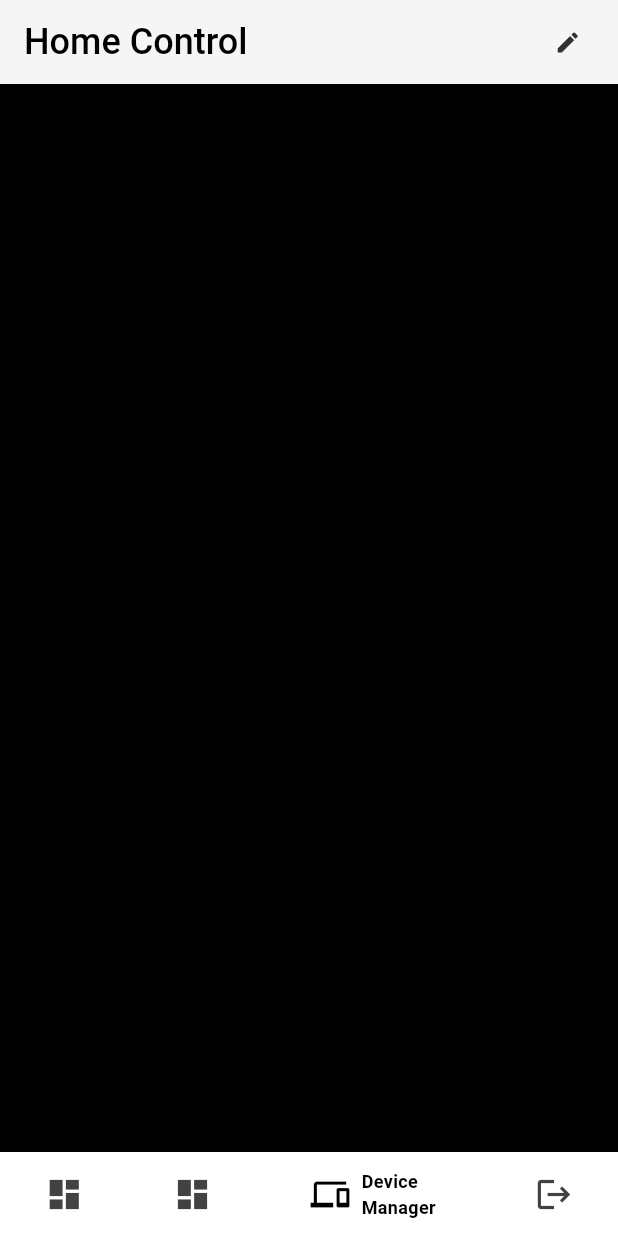
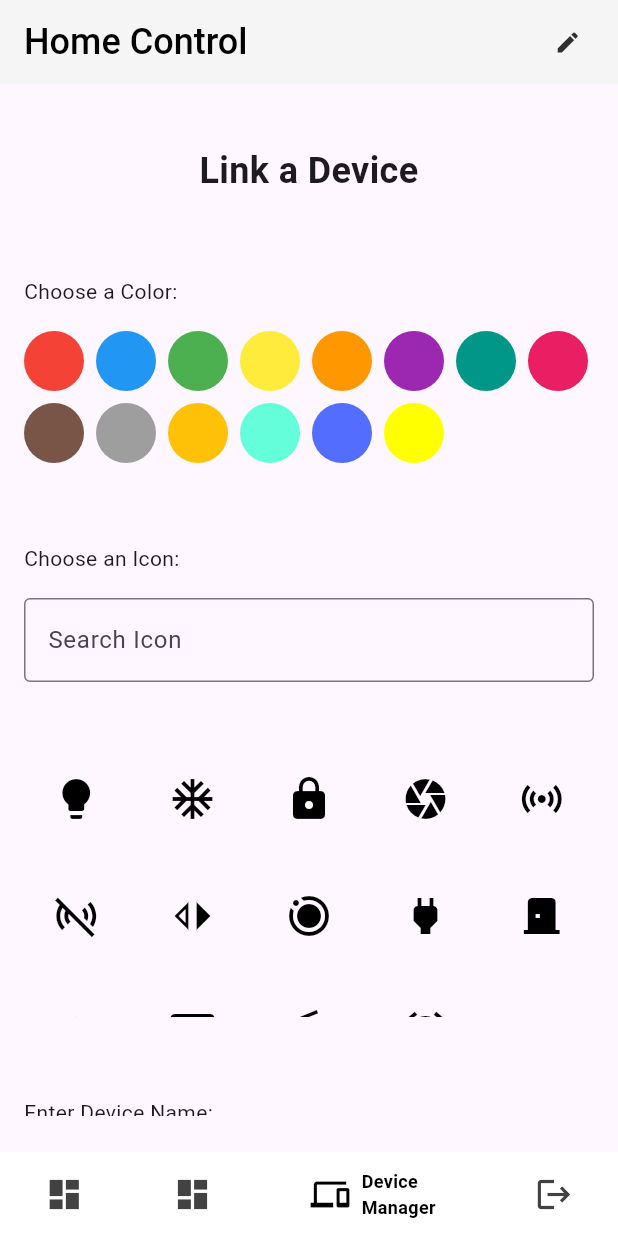
Before and after one commit to DawoudTormos/Home_Control_System, a Flutter app: the screen it shows after launch, item 3 of the bottom bar chosen, on a phone screen of 412 x 824 dp. Run offline on Flutter 3.47's test engine with Material 3 defaults, Android fonts, the phone set to English and light mode, and no system bars; drawn by our look-alikes of persistent_bottom_nav_bar; our stand-ins replace speech_to_text.

Commit message:
Adding "addd_device" page for linking devices to user account.

```diff
--- /dev/null
+++ b/Frontend_Development/lib/pages/add_device.dart
@@ -0,0 +1,236 @@
+import 'package:edittable_grid_flutter/pages/add_devices_sub_pages/components/icons.dart';
+import 'package:flutter/material.dart';
+
+class DeviceLinkNavigator extends StatelessWidget {
+  @override
+  Widget build(BuildContext context) {
+    return MaterialApp(
+      debugShowCheckedModeBanner: false, // Remove the debug flag
+      home: DeviceLinkPage(),
+      routes: {
+        '/linkDevice': (context) => DeviceLinkPage(),
+        // Add more routes as you create other pages
+      },
+    );
+  }
+}
+
+class DeviceLinkPage extends StatefulWidget {
+  @override
+  _DeviceLinkPageState createState() => _DeviceLinkPageState();
+}
+
+class _DeviceLinkPageState extends State<DeviceLinkPage> {
+  final List<Color> colors = [
+    Colors.red,
+    Colors.blue,
+    Colors.green,
+    Colors.yellow,
+    Colors.orange,
+    Colors.purple,
+    Colors.teal,
+    Colors.pink,
+    Colors.brown,
+    Colors.grey,
+    Colors.amber,
+    Colors.tealAccent,
+    Colors.indigoAccent,
+    Colors.yellowAccent,
+  ];
+
+  final List<String> subTypes = [
+    "sensor-power",
+    "sensor-temp",
+    "sensor-motion",
+    "switch-onoff",
+    "switch-dimmer",
+    "camera"
+    // Sub-type can be nullable
+  ];
+
+  Color? selectedColor;
+  IconData? selectedIcon;
+  String? selectedSubType;
+  String deviceName = "";
+
+  String iconSearchQuery = "";
+
+  @override
+  Widget build(BuildContext context) {
+
+        //final double screenWidth = MediaQuery.of(context).size.height;
+
+    if (icons.length != iconsNames.length) {
+      print(icons.length);
+      print(iconsNames.length);
+      throw Exception('This is an error message about icons.length ! = iconsNames.length');
+    }
+    int index = -1, resultCount = 0;
+    final filteredIcons = icons.where((icon) {
+      index++;
+       if(iconsNames[index].toString().toLowerCase().contains(iconSearchQuery.toLowerCase())) resultCount ++ ;
+      //print(resultCount);
+      return (iconSearchQuery.isEmpty
+            || iconsNames[index].toString().toLowerCase().contains(iconSearchQuery.toLowerCase())
+            && resultCount< 100
+          );
+    }).toList();
+
+    print(filteredIcons.length);
+
+    return Scaffold(
+      body: Padding(
+        padding: const EdgeInsets.symmetric(vertical: 24.0, horizontal: 16.0), // Increased vertical padding
+        child: Center(
+          child: SingleChildScrollView(
+
+            child: Container(
+              height: 1000,
+              child: Column(
+                crossAxisAlignment: CrossAxisAlignment.stretch,
+                mainAxisAlignment: MainAxisAlignment.spaceEvenly,
+                children: [
+                  // Page title as text
+                  const Text(
+                    "Link a Device",
+                    style: TextStyle(
+                      fontSize: 24,
+                      fontWeight: FontWeight.bold,
+                    ),
+                    textAlign: TextAlign.center,
+                  ),
+                  const SizedBox(height: 20),
+
+                  // Color Picker
+                  const Text("Choose a Color:"),
+                  Wrap(
+                    spacing: 8.0,
+                    runSpacing: 8.0,
+                    children: colors.map((color) {
+                      return GestureDetector(
+                        onTap: () => setState(() => selectedColor = color),
+                        child: Container(
+                          width: 40,
+                          height: 40,
+                          decoration: BoxDecoration(
+                            color: color,
+                            shape: BoxShape.circle,
+                            border: Border.all(
+                              color: selectedColor == color
+                                  ? Colors.black
+                                  : Colors.transparent,
+                              width: 2.0,
+                            ),
+                          ),
+                        ),
+                      );
+                    }).toList(),
+                  ),
+                  const SizedBox(height: 20),
+
+                  // Icon Picker with Search
+                  const Text("Choose an Icon:"),
+                  TextField(
+                    decoration: const InputDecoration(
+                      labelText: "Search Icon",
+                      border: OutlineInputBorder(),
+                    ),
+                    onChanged: (value) {
+                      setState(() => iconSearchQuery = value);
+                    },
+                  ),
+                  const SizedBox(height: 10),
+                  SizedBox(
+                    height: 180,
+                    child: GridView.builder(
+                      gridDelegate: const SliverGridDelegateWithFixedCrossAxisCount(
+                        crossAxisCount: 5,
+                        crossAxisSpacing: 8.0,
+                        mainAxisSpacing: 8.0,
+                      ),
+                      itemCount: filteredIcons.length,
+                      itemBuilder: (context, index) {
+                        final icon = filteredIcons[index];
+                        return GestureDetector(
+                          onTap: () => setState(() => selectedIcon = icon),
+                          child: Icon(
+                            icon,
+                            color: selectedIcon == icon
+                                ? Colors.blue
+                                : Colors.black,
+                            size: 32.0,
+                          ),
+                        );
+                      },
+                    ),
+                  ),
+                  const SizedBox(height: 20),
+
+                  // Device Name
+                  const Text("Enter Device Name:"),
+                  TextField(
+                    decoration: const InputDecoration(
+                      labelText: "Device Name",
+                      border: OutlineInputBorder(),
+                    ),
+                    onChanged: (value) => setState(() => deviceName = value),
+                  ),
+                  const SizedBox(height: 20),
+
+                  // Sub-type Dropdown
+                  const Text("Choose Sub-Type:"),
+                  DropdownButton<String?>(
+                    value: selectedSubType,
+                    hint: const Text("Select Sub-Type"),
+                    isExpanded: true,
+                    items: subTypes.map((subType) {
+                      return DropdownMenuItem(
+                        value: subType,
+                        child: Text(subType ?? "None"),
+                      );
+                    }).toList(),
+                    onChanged: (value) => setState(() => selectedSubType = value),
+                  ),
+                  const SizedBox(height: 20),
+
+                  // Submit Button
+                  ElevatedButton(
+                    style: ElevatedButton.styleFrom(
+                      backgroundColor: Colors.white,
+                      foregroundColor: Colors.grey[850],
+                      elevation: 0,
+                      overlayColor: Colors.transparent,
+                      shadowColor: Colors.transparent,
+                    ),
+                    onPressed: () {
+                      if (selectedColor == null ||
+                          selectedIcon == null ||
+                          deviceName.isEmpty ||
+                          selectedSubType == null) {
+                        ScaffoldMessenger.of(context).showSnackBar(
+                          const SnackBar(
+                            content: Text("Please complete all fields"),
+                          ),
+                        );
+                        return;
+                      }
+
+                      // Handle device linking logic here
+
+                      ScaffoldMessenger.of(context).showSnackBar(
+                        SnackBar(
+                          content: Text("Device $deviceName linked successfully!"),
+                        ),
+                      );
+                    },
+                    child: const Text("Link Device"),
+                  ),
+                ],
+              ),
+            ),
+          ),
+        ),
+      ),
+    );
+  }
+}
--- /dev/null
+++ b/Frontend_Development/lib/pages/add_devices_sub_pages/components/icons.dart
@@ -0,0 +1,392 @@
+
+import 'package:flutter/material.dart';
+
+final List<IconData> icons = [
+  Icons.lightbulb,
+  Icons.ac_unit,
+  Icons.lock,
+  Icons.camera,
+  Icons.sensors,
+  Icons.sensors_off,
+  Icons.switch_left,
+  Icons.motion_photos_on,
+  Icons.power,
+  Icons.door_back_door,
+  Icons.wifi,
+  Icons.tv,
+  Icons.radio,
+  Icons.alarm,
+  Icons.airline_seat_individual_suite,
+  Icons.airport_shuttle,
+  Icons.battery_full,
+  Icons.bluetooth,
+  Icons.bluetooth_audio,
+  Icons.bluetooth_connected,
+  Icons.bluetooth_disabled,
+  Icons.bluetooth_searching,
+  Icons.camera_alt,
+  Icons.camera_front,
+  Icons.cloud,
+  Icons.cloud_done,
+  Icons.cloud_off,
+  Icons.cloud_queue,
+  Icons.control_camera,
+  Icons.device_hub,
+  Icons.devices,
+  Icons.directions_bike,
+  Icons.directions_boat,
+  Icons.directions_car,
+  Icons.directions_railway,
+  Icons.directions_run,
+  Icons.directions_subway,
+  Icons.directions_transit,
+  Icons.directions_walk,
+  Icons.door_front_door,
+  Icons.electric_car,
+  Icons.ev_station,
+  Icons.expand_less,
+  Icons.expand_more,
+  Icons.exposure,
+  Icons.fingerprint,
+  Icons.flash_on,
+  Icons.flashlight_on,
+  Icons.folder_special,
+  Icons.garage,
+  Icons.gesture,
+  Icons.home,
+  Icons.house,
+  Icons.hvac,
+  Icons.insert_drive_file,
+  Icons.laptop,
+  Icons.laptop_mac,
+  Icons.laptop_chromebook,
+  Icons.lock_outline,
+  Icons.lock_open,
+  Icons.location_on,
+  Icons.location_off,
+  Icons.location_searching,
+  Icons.mic,
+  Icons.mic_none,
+  Icons.mic_off,
+  Icons.mobile_friendly,
+  Icons.mobile_screen_share,
+  Icons.monitor,
+  Icons.motion_photos_off,
+  Icons.network_cell,
+  Icons.network_wifi,
+  Icons.nfc,
+  Icons.note,
+  Icons.notifications,
+  Icons.notifications_active,
+  Icons.notifications_none,
+  Icons.notifications_off,
+  Icons.offline_bolt,
+  Icons.online_prediction,
+  Icons.palette,
+  Icons.phonelink,
+  Icons.phonelink_lock,
+  Icons.phonelink_off,
+  Icons.power_off,
+  Icons.power_settings_new,
+  Icons.print,
+  Icons.radar,
+  Icons.replay,
+  Icons.restart_alt,
+  Icons.scanner,
+  Icons.screenshot,
+  Icons.security,
+  Icons.settings,
+  Icons.settings_applications,
+  Icons.settings_backup_restore,
+  Icons.settings_bluetooth,
+  Icons.settings_cell,
+  Icons.settings_display,
+  Icons.settings_input_antenna,
+  Icons.settings_input_component,
+  Icons.settings_input_composite,
+  Icons.settings_input_hdmi,
+  Icons.settings_input_svideo,
+  Icons.settings_power,
+  Icons.settings_remote,
+  Icons.signal_cellular_4_bar,
+  Icons.signal_cellular_alt,
+  Icons.signal_cellular_connected_no_internet_4_bar,
+  Icons.signal_cellular_no_sim,
+  Icons.signal_wifi_4_bar,
+  Icons.signal_wifi_4_bar_lock,
+  Icons.signal_wifi_off,
+  Icons.smart_button,
+  Icons.smart_display,
+  Icons.smartphone,
+  Icons.speaker,
+  Icons.speaker_group,
+  Icons.speaker_notes,
+  Icons.speaker_notes_off,
+  Icons.speaker_phone,
+  Icons.speed,
+  Icons.ssid_chart,
+  Icons.star_border,
+  Icons.star_half,
+  Icons.star_outline,
+  Icons.stars,
+  Icons.stay_current_landscape,
+  Icons.stay_current_portrait,
+  Icons.stay_primary_landscape,
+  Icons.stay_primary_portrait,
+  Icons.storage,
+  Icons.smart_toy,
+  Icons.subscriptions,
+  Icons.surround_sound,
+  Icons.switch_camera,
+  Icons.switch_video,
+  Icons.sync,
+  Icons.sync_disabled,
+  Icons.system_update,
+  Icons.system_update_alt,
+  Icons.thermostat,
+  Icons.timelapse,
+  Icons.timer,
+  Icons.timer_off,
+  Icons.toys,
+  Icons.tv_off,
+  Icons.tv_rounded,
+  Icons.umbrella,
+  Icons.upgrade,
+  Icons.usb,
+  Icons.verified,
+  Icons.vibration,
+  Icons.video_camera_back,
+  Icons.video_camera_front,
+  Icons.video_collection,
+  Icons.video_label,
+  Icons.video_library,
+  Icons.videocam,
+  Icons.videocam_off,
+  Icons.volume_down,
+  Icons.volume_mute,
+  Icons.volume_off,
+  Icons.volume_up,
+  Icons.wallpaper,
+  Icons.watch,
+  Icons.watch_later,
+  Icons.web,
+  Icons.web_asset,
+  Icons.webhook,
+  Icons.wifi_calling,
+  Icons.wifi_tethering,
+  Icons.work,
+  Icons.work_off,
+  Icons.wrap_text,
+  Icons.zoom_in,
+  Icons.zoom_out,
+  Icons.zoom_out_map,
+  Icons.brightness_1,
+  Icons.brightness_2,
+  Icons.brightness_3,
+  Icons.brightness_4,
+  Icons.brightness_5,
+  Icons.brightness_6,
+  Icons.brightness_7,
+  Icons.construction,
+  Icons.help,
+  Icons.help_outline,
+  Icons.speaker_phone,
+  Icons.volume_up,
+  Icons.air,
+  Icons.computer,
+];
+
+final List<String> iconsNames = [
+  "lightbulb",
+  "ac_unit",
+  "lock",
+  "camera",
+  "sensors",
+  "sensors_off",
+  "switch_left",
+  "motion_photos_on",
+  "power",
+  "door_back_door",
+  "wifi",
+  "tv",
+  "radio",
+  "alarm",
+  "airline_seat_individual_suite",
+  "airport_shuttle",
+  "battery_full",
+  "bluetooth",
+  "bluetooth_audio",
+  "bluetooth_connected",
+  "bluetooth_disabled",
+  "bluetooth_searching",
+  "camera_alt",
+  "camera_front",
+  "cloud",
+  "cloud_done",
+  "cloud_off",
+  "cloud_queue",
+  "control_camera",
+  "device_hub",
+  "devices",
+  "directions_bike",
+  "directions_boat",
+  "directions_car",
+  "directions_railway",
+  "directions_run",
+  "directions_subway",
+  "directions_transit",
+  "directions_walk",
+  "door_front_door",
+  "electric_car",
+  "ev_station",
+  "expand_less",
+  "expand_more",
+  "exposure",
+  "fingerprint",
+  "flash_on",
+  "flashlight_on",
+  "folder_special",
+  "garage",
+  "gesture",
+  "home",
+  "house",
+  "hvac",
+  "insert_drive_file",
+  "laptop",
+  "laptop_mac",
+  "laptop_chromebook",
+  "lock_outline",
+  "lock_open",
+  "location_on",
+  "location_off",
+  "location_searching",
+  "mic",
+  "mic_none",
+  "mic_off",
+  "mobile_friendly",
+  "mobile_screen_share",
+  "monitor",
+  "motion_photos_off",
+  "network_cell",
+  "network_wifi",
+  "nfc",
+  "note",
+  "notifications",
+  "notifications_active",
+  "notifications_none",
+  "notifications_off",
+  "offline_bolt",
+  "online_prediction",
+  "palette",
+  "phonelink",
+  "phonelink_lock",
+  "phonelink_off",
+  "power_off",
+  "power_settings_new",
+  "print",
+  "radar",
+  "replay",
+  "restart_alt",
+  "scanner",
+  "screenshot",
+  "security",
+  "settings",
+  "settings_applications",
+  "settings_backup_restore",
+  "settings_bluetooth",
+  "settings_cell",
+  "settings_display",
+  "settings_input_antenna",
+  "settings_input_component",
+  "settings_input_composite",
+  "settings_input_hdmi",
+  "settings_input_svideo",
+  "settings_power",
+  "settings_remote",
+  "signal_cellular_4_bar",
+  "signal_cellular_alt",
+  "signal_cellular_connected_no_internet_4_bar",
+  "signal_cellular_no_sim",
+  "signal_wifi_4_bar",
+  "signal_wifi_4_bar_lock",
+  "signal_wifi_off",
+  "smart_button",
+  "smart_display",
+  "smartphone",
+  "speaker",
+  "speaker_group",
+  "speaker_notes",
+  "speaker_notes_off",
+  "speaker_phone",
+  "speed",
+  "ssid_chart",
+  "star_border",
+  "star_half",
+  "star_outline",
+  "stars",
+  "stay_current_landscape",
+  "stay_current_portrait",
+  "stay_primary_landscape",
+  "stay_primary_portrait",
+  "storage",
+  "smart_toy",
+  "subscriptions",
+  "surround_sound",
+  "switch_camera",
+  "switch_video",
+  "sync",
+  "sync_disabled",
+  "system_update",
+  "system_update_alt",
+  "thermostat",
+  "timelapse",
+  "timer",
+  "timer_off",
+  "toys",
+  "tv_off",
+  "tv_rounded",
+  "umbrella",
+  "upgrade",
+  "usb",
+  "verified",
+  "vibration",
+  "video_camera_back",
+  "video_camera_front",
+  "video_collection",
+  "video_label",
+  "video_library",
+  "videocam",
+  "videocam_off",
+  "volume_down",
+  "volume_mute",
+  "volume_off",
+  "volume_up",
+  "wallpaper",
+  "watch",
+  "watch_later",
+  "web",
+  "web_asset",
+  "webhook",
+  "wifi_calling",
+  "wifi_tethering",
+  "work",
+  "work_off",
+  "wrap_text",
+  "zoom_in",
+  "zoom_out",
+  "zoom_out_map",
+  "brightness_1",
+  "brightness_2",
+  "brightness_3",
+  "brightness_4",
+  "brightness_5",
+  "brightness_6",
+  "brightness_7",
+  "construction",
+  "help",
+  "help_outline",
+  "speaker_phone",
+  "volume_up",
+  "fan",
+  "computer",
+];
--- a/Frontend_Development/lib/pages/ai_assistant.dart
+++ b/Frontend_Development/lib/pages/ai_assistant.dart
@@ -5,6 +5,8 @@ import 'package:speech_to_text/speech_recognition_result.dart';
 import 'package:speech_to_text/speech_to_text.dart' as stt;
 
 class AIAssistantPage extends StatefulWidget {
+  const AIAssistantPage({super.key});
+
   @override
   _AIAssistantPageState createState() => _AIAssistantPageState();
 }
--- a/Frontend_Development/lib/widgets/navbar.dart
+++ b/Frontend_Development/lib/widgets/navbar.dart
@@ -1,4 +1,5 @@
 import 'package:edittable_grid_flutter/main.dart';
+import 'package:edittable_grid_flutter/pages/add_device.dart';
 import 'package:edittable_grid_flutter/pages/ai_assistant.dart';
 import 'package:edittable_grid_flutter/pages/dashboard.dart';
 import 'package:edittable_grid_flutter/widgets/Grid_of_Gridviews/main_grid.dart';
@@ -163,7 +164,7 @@ class NavBar extends StatelessWidget {
    screens = [
     Dashboard(gridItems: gridItems, gridItemsIndexes: gridItemsIndexes), // Home
     AIAssistantPage(), // Dashboard
-    Container(), // Device Manager
+    DeviceLinkNavigator(), // Device Manager
     Container()
   ];
 
```
